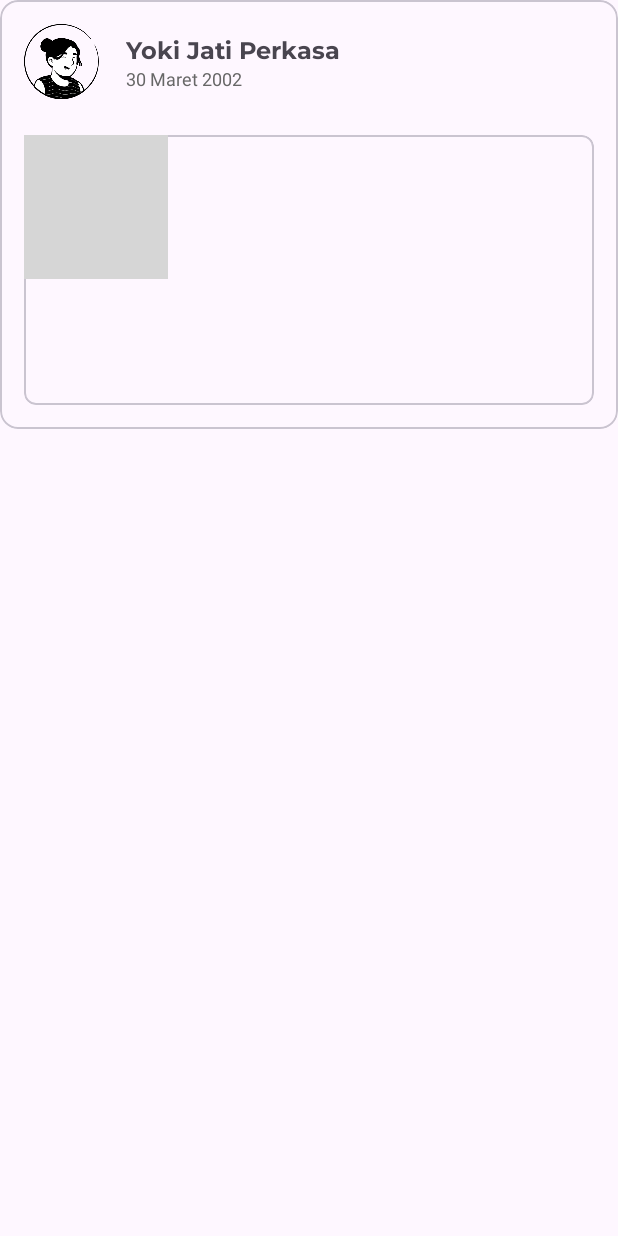
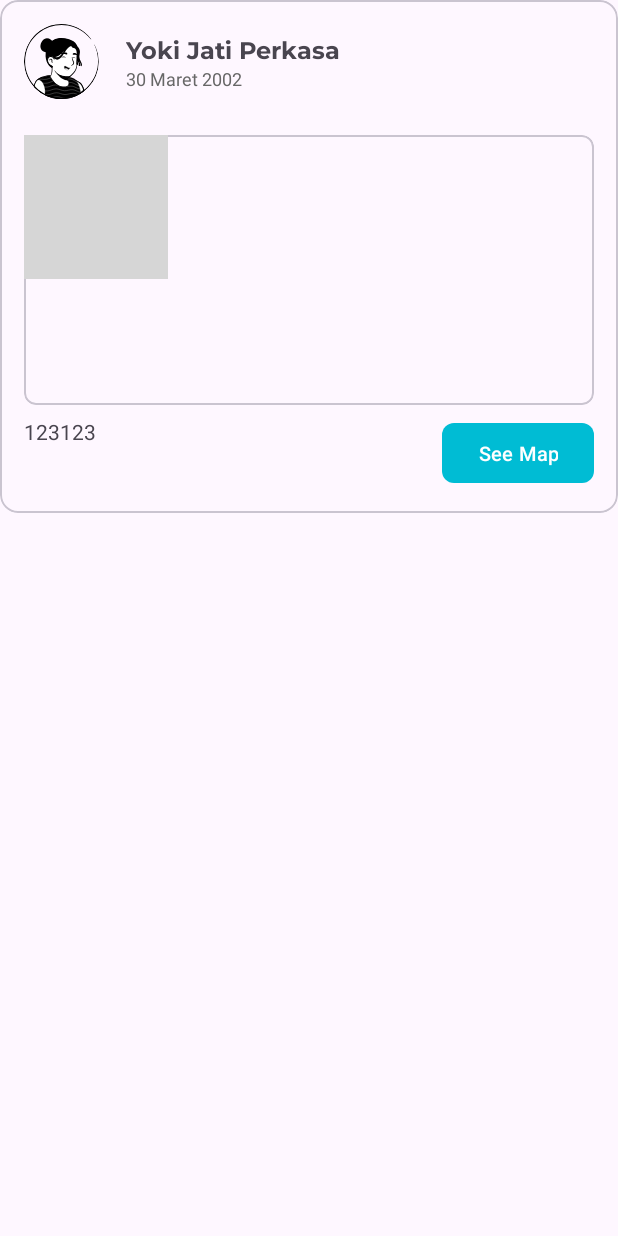
Before and after one commit to yokijatip/EnigmaMedia, an Android app: the layout item_main.xml on its own in the app's theme, with its tools: preview values and no code run, on a phone screen of 412 x 824 dp. Run offline under Robolectric (Android 15) with nearby library versions, the phone set to English and light mode, and no system bars; grey boxes are pictures that could not be loaded.

```diff
--- a/app/src/main/AndroidManifest.xml
+++ b/app/src/main/AndroidManifest.xml
@@ -36,6 +36,11 @@
         <meta-data
             android:name="com.google.android.geo.API_KEY"
             android:value="@string/google_maps_key" />
+
+        <activity
+            android:name=".view.maps.UserLocation"
+            android:exported="false"
+            android:label="@string/title_activity_user_location" />
         <activity
             android:name=".view.maps.UniversityMap"
             android:exported="false"
--- a/app/src/main/java/com/enigma/enigmamedia/repository/Repository.kt
+++ b/app/src/main/java/com/enigma/enigmamedia/repository/Repository.kt
@@ -2,7 +2,6 @@ package com.enigma.enigmamedia.repository
 
 import com.enigma.enigmamedia.data.remote.api.ApiService
 import com.enigma.enigmamedia.data.remote.response.StoryResponse
-import com.enigma.enigmamedia.data.remote.response.UserLocation
 import retrofit2.Response
 
 class Repository(private val apiService: ApiService) {
@@ -10,9 +9,4 @@ class Repository(private val apiService: ApiService) {
     suspend fun getStoryFromRepository(token: String): Response<StoryResponse> {
         return apiService.getAllStory(token)
     }
-
-    suspend fun getUserLocation(token: String): Response<UserLocation> {
-        return apiService.getStoriesWithLocation(token)
-    }
-
 }
--- a/app/src/main/res/layout/item_main.xml
+++ b/app/src/main/res/layout/item_main.xml
@@ -65,6 +65,26 @@
 
         </com.google.android.material.card.MaterialCardView>
 
+        <com.google.android.material.button.MaterialButton
+            android:id="@+id/btn_map"
+            android:layout_width="wrap_content"
+            android:layout_height="wrap_content"
+            android:layout_marginTop="8dp"
+            android:text="See Map"
+            android:textSize="13sp"
+            app:cornerRadius="8dp"
+            app:layout_constraintEnd_toEndOf="@+id/iv_photo_layout"
+            app:layout_constraintTop_toBottomOf="@+id/iv_photo_layout" />
+
+        <TextView
+            android:id="@+id/tv_addres"
+            android:layout_width="wrap_content"
+            android:layout_height="wrap_content"
+            android:layout_marginTop="8dp"
+            app:layout_constraintStart_toStartOf="@+id/iv_photo_layout"
+            app:layout_constraintTop_toBottomOf="@+id/iv_photo_layout"
+            tools:text="123123" />
+
 
     </androidx.constraintlayout.widget.ConstraintLayout>
 
--- a/app/src/main/res/values/strings.xml
+++ b/app/src/main/res/values/strings.xml
@@ -39,4 +39,5 @@
     <string name="title_activity_maps">MapsActivity</string>
     <string name="title_activity_university_map">UniversityMap</string>
     <string name="title_activity_maps2">MapsActivity2</string>
+    <string name="title_activity_user_location">UserLocation</string>
 </resources>
```
Also changed, not shown: app/src/main/java/com/enigma/enigmamedia/adapter/MainAdapterMVVM.kt (+48 -0 lines), app/src/main/java/com/enigma/enigmamedia/data/remote/api/ApiService.kt (+6 -5 lines), app/src/main/java/com/enigma/enigmamedia/view/maps/MapsActivity.kt (+12 -16 lines), app/src/main/java/com/enigma/enigmamedia/view/maps/UserLocation.kt (added, +61 -0 lines), app/src/main/java/com/enigma/enigmamedia/viewmodel/maps/MapsActivityViewModelMVVM.kt (deleted, +0 -41 lines), app/src/main/res/layout/activity_testing.xml (added, +37 -0 lines), app/src/main/res/layout/activity_user_location.xml (added, +8 -0 lines).
